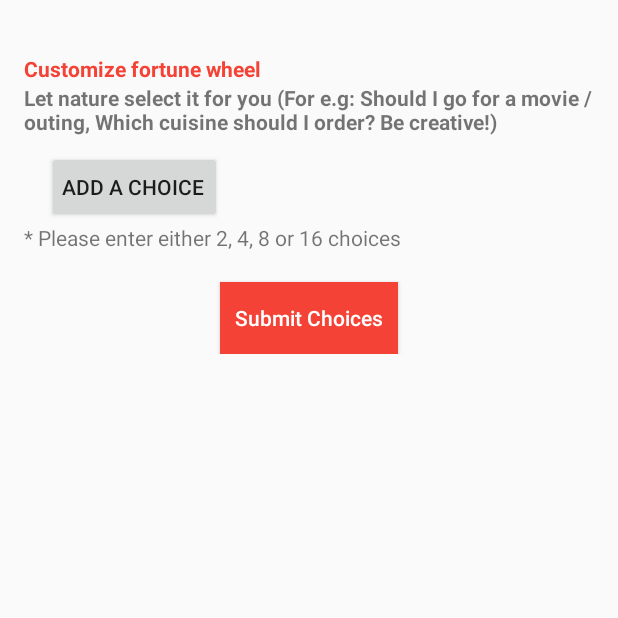
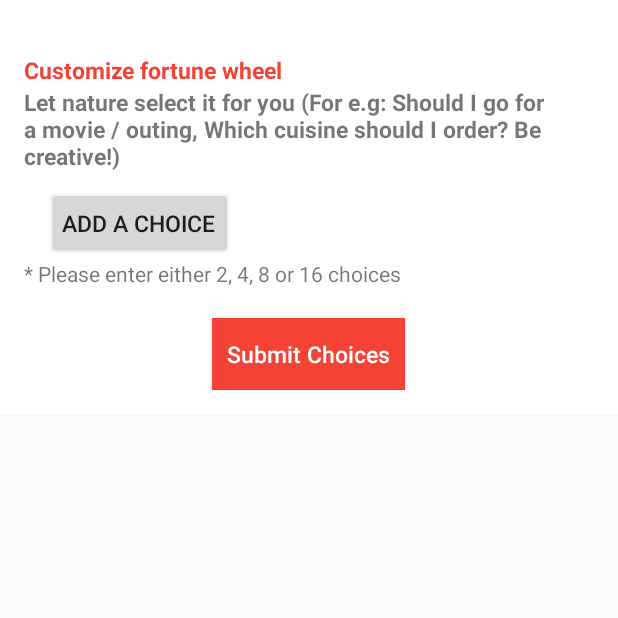
Before and after one commit to artificial-brain/qc-apps, an Android app: the screen it shows after launch (ChoiceActivity), after a tap on "CUSTOMIZE", on a phone screen of 412 x 824 dp, the top half of it. Run offline under Robolectric (Android 15) with nearby library versions, the phone set to English and light mode, and no system bars; 12 statements that could not run were skipped; 2 other taps on this screen came first.

```diff
--- a/qc-apps/apps/android/QuantumWheel/app/src/main/java/com/artificialbrain/quantumwheel/activities/ChoiceActivity.java
+++ b/qc-apps/apps/android/QuantumWheel/app/src/main/java/com/artificialbrain/quantumwheel/activities/ChoiceActivity.java
@@ -60,6 +60,7 @@ public class ChoiceActivity extends Activity implements View.OnClickListener {
                     intent.putExtras(bundle);
                     intent.addFlags(Intent.FLAG_ACTIVITY_NO_HISTORY);
                     startActivity(intent);
+                    finish();
                 }
                 break;
         }
--- a/qc-apps/apps/android/QuantumWheel/app/src/main/java/com/artificialbrain/quantumwheel/activities/SpinningWheelActivity.java
+++ b/qc-apps/apps/android/QuantumWheel/app/src/main/java/com/artificialbrain/quantumwheel/activities/SpinningWheelActivity.java
@@ -5,11 +5,9 @@ import android.app.AlertDialog;
 import android.content.DialogInterface;
 import android.content.Intent;
 import android.os.Bundle;
-import android.text.Layout;
 import android.view.View;
 import android.widget.Button;
 import android.widget.EditText;
-import android.widget.LinearLayout;
 import android.widget.ProgressBar;
 import android.widget.Switch;
 import android.widget.Toast;
@@ -33,10 +31,9 @@ import rubikstudio.library.LuckyWheelView;
 import rubikstudio.library.model.LuckyItem;
 
 public class SpinningWheelActivity extends Activity {
-    List<LuckyItem> data = new ArrayList<>();
-    ArrayList<Choice> choiceList = null;
-    boolean customChoices = false;
-
+    private List<LuckyItem> data = new ArrayList<>();
+    private ArrayList<Choice> choiceList = null;
+    private boolean customChoices = false;
     private ProgressBar progressBar;
     private LuckyWheelView luckyWheelView;
     private EditText numberEditText;
@@ -51,9 +48,9 @@ public class SpinningWheelActivity extends Activity {
 
         luckyWheelView  = findViewById(R.id.luckyWheel);
 
-        List<Integer> wheel_1st_color = Arrays.asList(0, 3, 6, 9, 12, 15);
-        List<Integer> wheel_2nd_color = Arrays.asList(1, 4, 7, 10, 13);
-        List<Integer> wheel_3rd_color = Arrays.asList(2, 5, 8, 11, 14);
+        List<Integer> wheel_1st_color = Arrays.asList(0, 4, 6, 9, 13, 14);
+        List<Integer> wheel_2nd_color = Arrays.asList(1, 3, 7, 10, 12);
+        List<Integer> wheel_3rd_color = Arrays.asList(2, 5, 8, 11, 15);
 
         if (getIntent().getSerializableExtra("choiceList")!=null) {
             choiceList = (ArrayList<Choice>) getIntent().getExtras().getSerializable("choiceList");
--- a/qc-apps/apps/android/QuantumWheel/app/src/main/res/layout/choices_main.xml
+++ b/qc-apps/apps/android/QuantumWheel/app/src/main/res/layout/choices_main.xml
@@ -12,7 +12,8 @@
         android:paddingLeft="@dimen/activity_horizontal_margin"
         android:paddingTop="@dimen/activity_vertical_margin"
         android:paddingRight="@dimen/activity_horizontal_margin"
-        android:paddingBottom="@dimen/activity_vertical_margin">
+        android:paddingBottom="@dimen/activity_vertical_margin"
+        android:background="@android:color/white">
 
         <TextView
             android:id="@+id/title_text"
@@ -21,6 +22,7 @@
             android:paddingTop="20sp"
             android:text="@string/customize_wheel_title"
             android:textColor="@color/mainColor"
+            android:textSize="@dimen/text_size"
             android:textStyle="bold" />
 
         <TextView
@@ -29,6 +31,7 @@
             android:layout_height="wrap_content"
             android:layout_below="@id/title_text"
             android:text="@string/customized_wheel_description"
+            android:textSize="@dimen/text_size"
             android:textStyle="bold" />
 
         <LinearLayout
@@ -45,6 +48,7 @@
             android:layout_marginLeft="15dp"
             android:layout_marginTop="10dp"
             android:paddingLeft="10dp"
+            android:textSize="@dimen/text_size"
             android:text="@string/add_choice" />
 
         <TextView
@@ -63,6 +67,7 @@
             android:paddingRight="10dp"
             android:text="@string/submit_choices"
             android:textAllCaps="false"
+            android:textSize="@dimen/text_size"
             android:textColor="@android:color/white" />
 
     </LinearLayout>
```
Also changed, not shown: qc-apps/apps/android/QuantumWheel/app/src/main/res/layout/spinning_wheel_activity.xml (+11 -11 lines), qc-apps/apps/android/QuantumWheel/app/src/main/res/mipmap-hdpi/ic_launcher.png, qc-apps/apps/android/QuantumWheel/app/src/main/res/mipmap-mdpi/ic_launcher.png, qc-apps/apps/android/QuantumWheel/app/src/main/res/mipmap-xhdpi/ic_launcher.png, qc-apps/apps/android/QuantumWheel/app/src/main/res/mipmap-xxhdpi/ic_launcher.png, qc-apps/apps/android/QuantumWheel/app/src/main/res/mipmap-xxxhdpi/ic_launcher.png.
